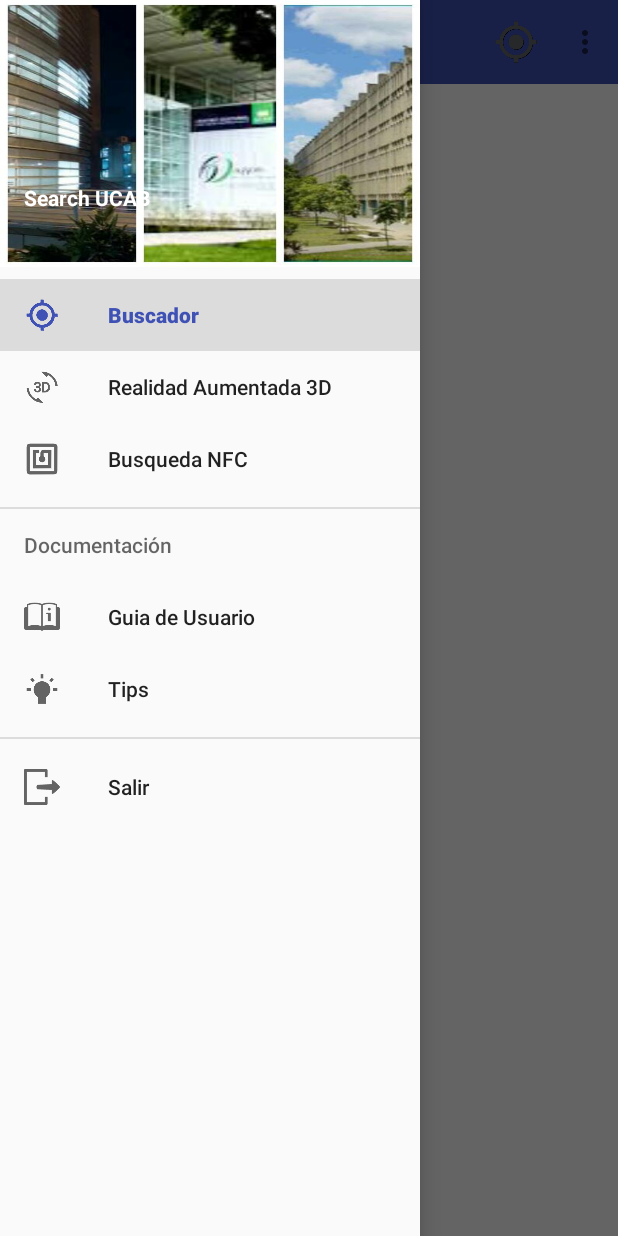
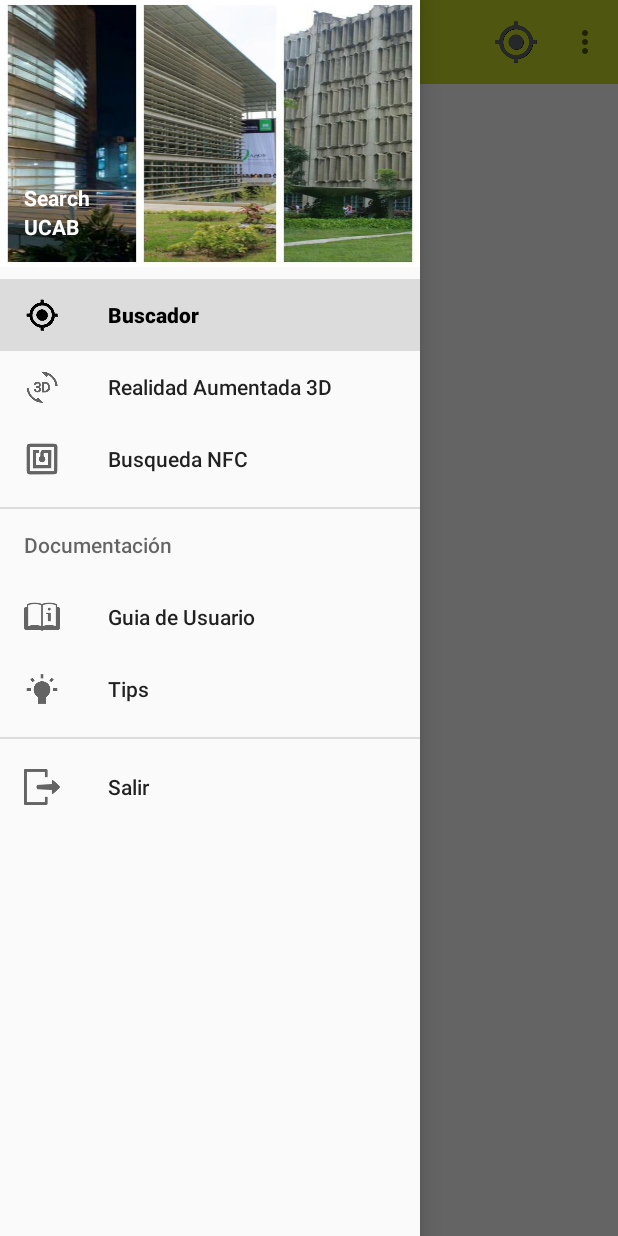
Before and after one commit to svillami/SanTed, an Android app: the screen it shows after launch (MenuPrincipal), with the side drawer open, on a phone screen of 412 x 824 dp. Run offline under Robolectric (Android 15) with nearby library versions, the phone set to English and light mode, and no system bars.

Commit message:
Interfaz
Se agrega: colores del toolbar, logo del header, logo de la App,
descripción, detalles en el TexView del Search Ucab, detalles del icono
de ic_menu.

```diff
--- a/SearchUcab/app/src/main/res/layout/header.xml
+++ b/SearchUcab/app/src/main/res/layout/header.xml
@@ -21,7 +21,16 @@
             android:layout_height="wrap_content"
             android:layout_marginLeft="16dp"
             android:textColor="#ffffff"
-            android:text="Search UCAB"
+            android:text="Search"
+            android:textSize="14sp"
+            android:textStyle="bold" />
+        <TextView
+            android:id="@+id/name2"
+            android:layout_width="wrap_content"
+            android:layout_height="wrap_content"
+            android:layout_marginLeft="16dp"
+            android:textColor="#ffffff"
+            android:text="UCAB"
             android:textSize="14sp"
             android:textStyle="bold" />
 
--- a/SearchUcab/app/src/main/res/layout/toolbar.xml
+++ b/SearchUcab/app/src/main/res/layout/toolbar.xml
@@ -4,6 +4,6 @@
     android:id="@+id/tool_bar"
     android:layout_width="match_parent"
     android:layout_height="wrap_content"
-    android:background="?attr/colorPrimary">
+    android:background="@color/greentoolbar">
 
 </android.support.v7.widget.Toolbar>
--- a/SearchUcab/app/src/main/res/values/colors.xml
+++ b/SearchUcab/app/src/main/res/values/colors.xml
@@ -5,4 +5,5 @@
     <color name="colorAccent">#FF4081</color>
     <color name="white">#FFFFFFFF</color>
     <color name="black">#FF000000</color>
+    <color name="greentoolbar">#C4D726</color>
 </resources>
--- a/SearchUcab/app/src/main/res/values/strings.xml
+++ b/SearchUcab/app/src/main/res/values/strings.xml
@@ -4,4 +4,6 @@
     <string name="exit">Salir</string>
     <string name="openDrawer">open</string>
     <string name="closeDrawer">close</string>
+    <string name="informacion">Aplicación destinada al uso del publico en general para la ubicación de diferentes sitios
+    de la Universidad Catolica Andres Bello. Desarrollada por Tesistas de Ingenieria Informática. </string>
 </resources>
--- a/SearchUcab/app/src/main/res/values/styles.xml
+++ b/SearchUcab/app/src/main/res/values/styles.xml
@@ -3,7 +3,7 @@
     <!-- Base application theme. -->
     <style name="AppTheme" parent="Theme.AppCompat.Light.NoActionBar">
         <!-- Customize your theme here. -->
-        <item name="colorPrimary">@color/colorPrimary</item>
+        <item name="colorPrimary">@color/black</item>
         <item name="colorPrimaryDark">@color/colorPrimaryDark</item>
         <item name="colorAccent">@color/colorAccent</item>
     </style>
```
Also changed, not shown: SearchUcab/app/src/main/java/santed/com/searchucab/MenuPrincipal.java (+12 -1 lines), SearchUcab/app/src/main/res/drawable/foto_principal.jpeg (deleted), SearchUcab/app/src/main/res/drawable/foto_principal.jpg (added), SearchUcab/app/src/main/res/drawable/ic_menu.png, SearchUcab/app/src/main/res/mipmap-hdpi/ic_launcher.png, SearchUcab/app/src/main/res/mipmap-mdpi/ic_launcher.png, SearchUcab/app/src/main/res/mipmap-xhdpi/ic_launcher.png, SearchUcab/app/src/main/res/mipmap-xxhdpi/ic_launcher.png, SearchUcab/app/src/main/res/mipmap-xxxhdpi/ic_launcher.png.
